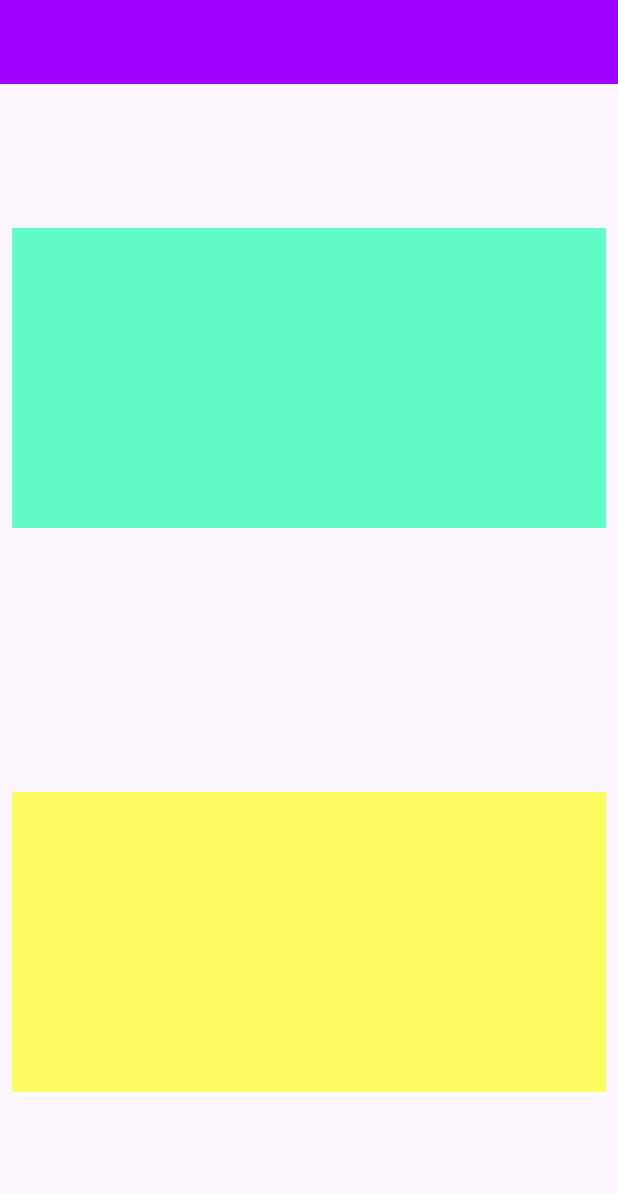
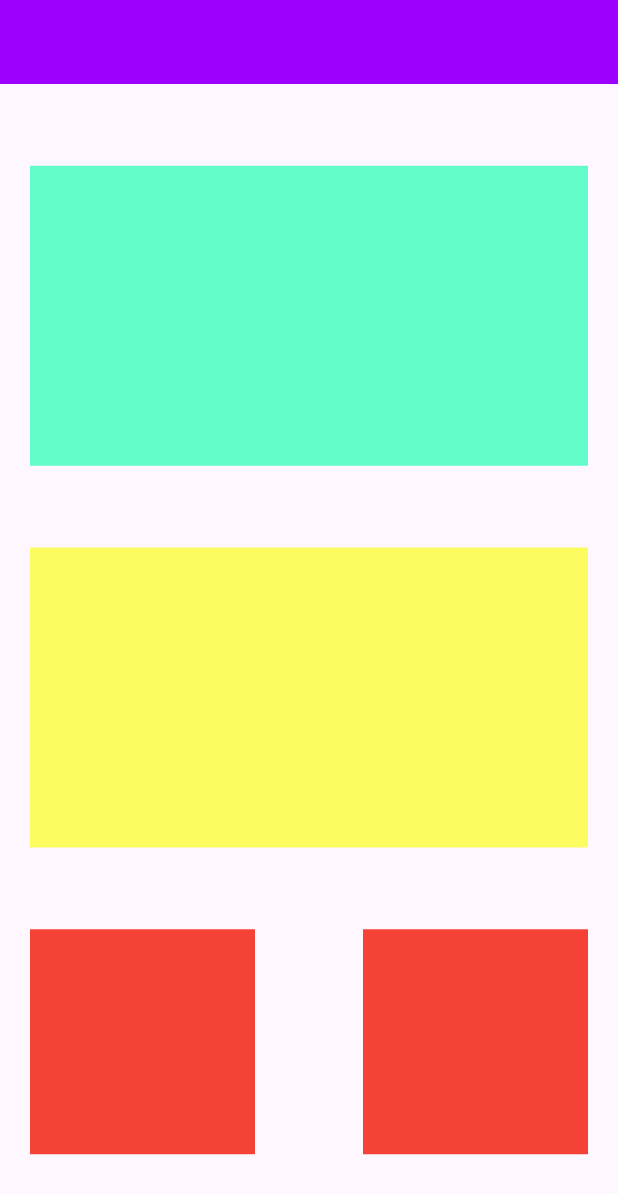
Before and after one commit to ChamodMullegama/flutter_2, a Flutter app: the screen it shows after launch, on a phone screen of 412 x 824 dp. Shown: the top 1194 px of the screen. Run offline on Flutter 3.47's test engine with Material 3 defaults, Android fonts, the light colour scheme and no system bars.

Commit message:
add new layout

```diff
--- a/lib/main.dart
+++ b/lib/main.dart
@@ -64,6 +64,53 @@
 
 // new app
 
+// import 'dart:nativewrappers/_internal/vm/lib/ffi_native_type_patch.dart';
+
+// import 'package:flutter/material.dart';
+
+// void main() {
+//   runApp(myapp());
+// }
+
+// class myapp extends StatelessWidget {
+//   const myapp({super.key});
+
+//   @override
+//   Widget build(BuildContext context) {
+//     return  MaterialApp(
+//       debugShowCheckedModeBanner: false,
+//       title: "flutter app",
+//       home: Scaffold(
+//         appBar: AppBar(
+//           backgroundColor:Color(0xff9E00FF),
+//         ),
+//          body: Padding(
+//            padding: const EdgeInsets.all(8.0),
+//            child: Column(
+//             mainAxisAlignment: MainAxisAlignment.spaceAround,
+//              children: [
+//               Container(
+//                 width: double.infinity,
+//                 height: 200,
+//                 color: Color(0xff9E00FFA5),
+//               ),
+//                Container(
+//                 width: double.infinity,
+//                 height: 200,
+//                 color: Color.fromARGB(158, 251, 255, 0),
+//               )
+
+//                    ],
+//                  ),
+//          ),
+//       ),
+
+//     );
+//   }
+// }
+
+// 2 layout
+
 import 'dart:nativewrappers/_internal/vm/lib/ffi_native_type_patch.dart';
 
 import 'package:flutter/material.dart';
@@ -77,17 +124,17 @@ class myapp extends StatelessWidget {
 
   @override
   Widget build(BuildContext context) {
-    return  MaterialApp(
+    return MaterialApp(
       debugShowCheckedModeBanner: false,
       title: "flutter app",
       home: Scaffold(
         appBar: AppBar(
-          backgroundColor:Color(0xff9E00FF),
+          backgroundColor: Color(0xff9E00FF),
         ),
         body: Padding(
-           padding: const EdgeInsets.all(8.0),
+          padding: const EdgeInsets.symmetric(horizontal: 20),
           child: Column(
-            mainAxisAlignment: MainAxisAlignment.spaceAround,
+            mainAxisAlignment: MainAxisAlignment.spaceEvenly,
             children: [
               Container(
                 width: double.infinity,
@@ -98,13 +145,26 @@ class myapp extends StatelessWidget {
                 width: double.infinity,
                 height: 200,
                 color: Color.fromARGB(158, 251, 255, 0),
+              ),
+              Row(
+                mainAxisAlignment: MainAxisAlignment.spaceBetween,
+                children: [
+                  Container(
+                    width: 150,
+                    height: 150,
+                    color: Colors.red,
+                  ),
+                         Container(
+                    width: 150,
+                    height: 150,
+                    color: Colors.red,
+                  ),
+                ],
               )
-
             ],
           ),
         ),
       ),
-
     );
   }
 }
```
Lines whose indentation alone changed are shown as unchanged.
